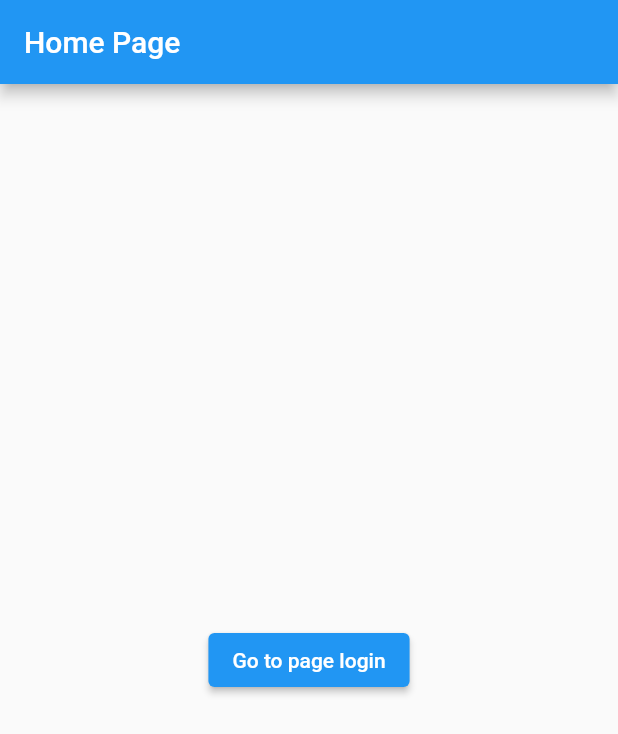
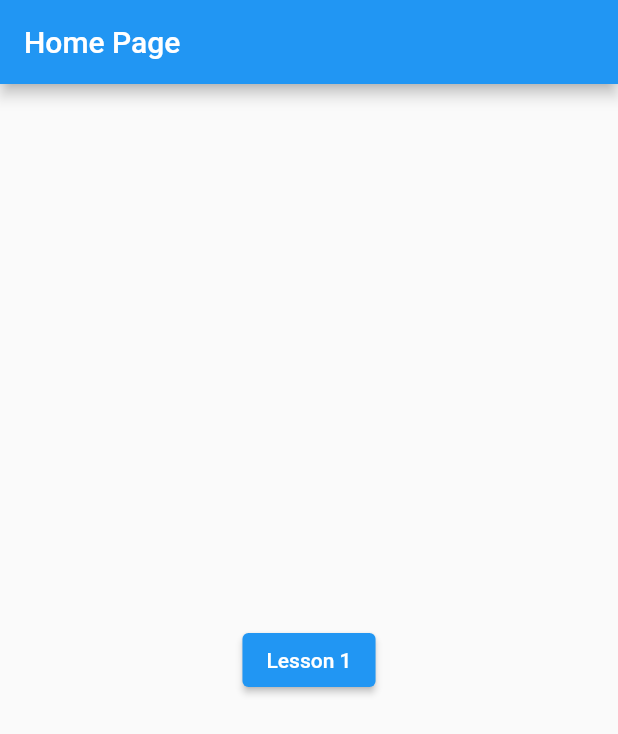
Before and after one commit to minhtb-2747/cev_06_flutter, a Flutter app: the screen it shows after launch, on a phone screen of 412 x 824 dp. Shown: the top 734 px of the screen. Run offline on Flutter 3.47's test engine with Material 2 defaults, Android fonts, the light colour scheme and no system bars; our stand-ins replace flutter_social_button.

Commit message:
refactor name folder

```diff
--- a/lib/main.dart
+++ b/lib/main.dart
@@ -1,5 +1,5 @@
 import 'package:flutter/material.dart';
-import 'package:cev06_login_form/screens/login_screen.dart';
+import 'package:cev06_flutter/screens/login_screen.dart';
 
 void main() {
   runApp(const MyApp());
@@ -80,7 +80,7 @@ class _MyHomePageState extends State<MyHomePage> {
           // Center is a layout widget. It takes a single child and positions it
           // in the middle of the parent.
           child: ElevatedButton(
-          child: const Text('Go to page login'),
+          child: const Text('Lesson 1'),
           onPressed: () {
             Navigator.push(
                 context, MaterialPageRoute(builder: (builder) => const LoginScreen()));
--- a/lib/screens/login_screen.dart
+++ b/lib/screens/login_screen.dart
@@ -1,6 +1,6 @@
 import 'package:flutter/material.dart';
 import 'package:flutter_social_button/flutter_social_button.dart';
-import 'package:cev06_login_form/screens/sign_up_screen.dart';
+import 'package:cev06_flutter/screens/sign_up_screen.dart';
 
 class LoginScreen extends StatefulWidget {
   const LoginScreen({Key? key}) : super(key: key);
--- a/pubspec.yaml
+++ b/pubspec.yaml
@@ -1,4 +1,4 @@
-name: cev06_login_form
+name: cev06_flutter
 description: A new Flutter project.
 
 # The following line prevents the package from being accidentally published to
```
Also changed, not shown: 1 other file.
